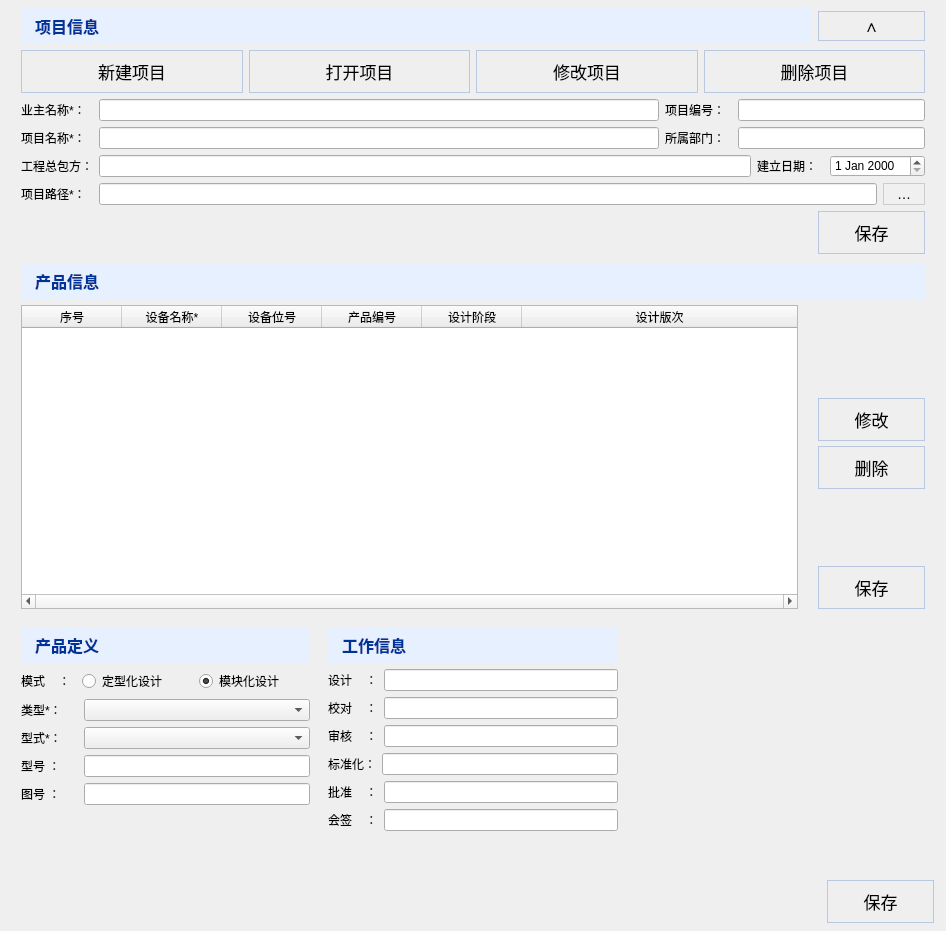
The window that modules/chanpinguanli/guanli_new.ui (coconutwatersysdmg/DongLanpec) describes before a commit, drawn with Qt 5.
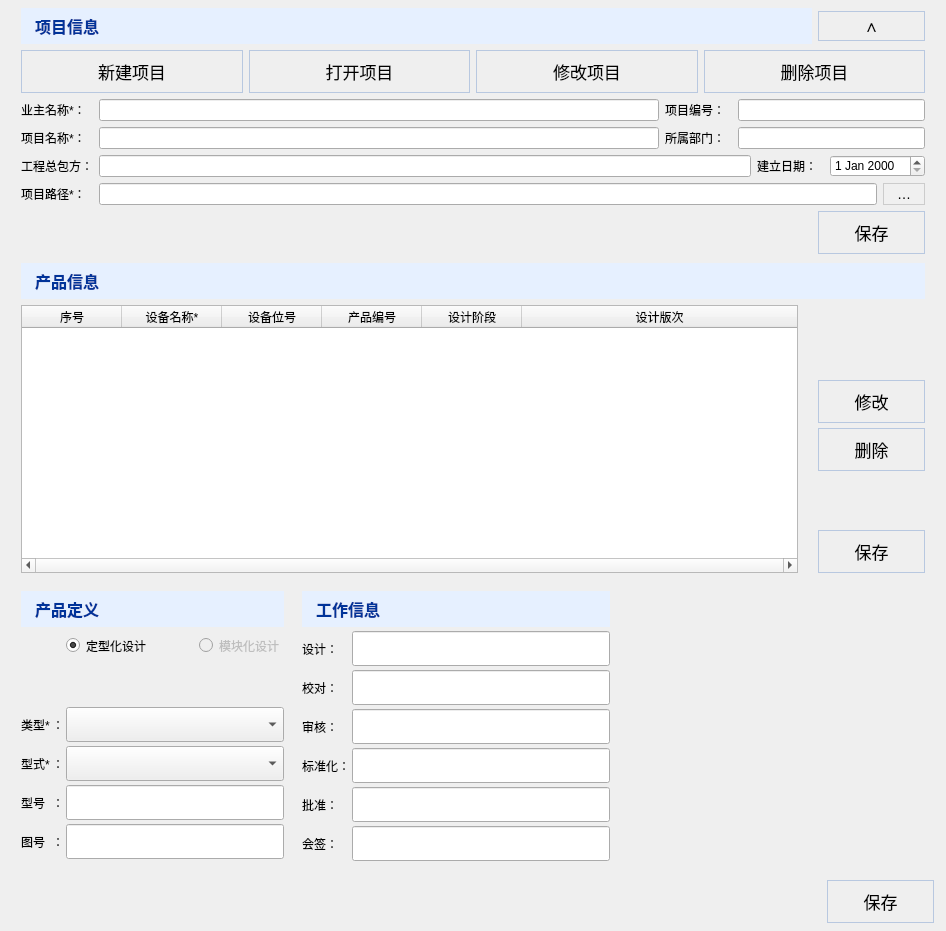
The same window after the commit. Icons and pictures are not drawn.

```diff
--- a/modules/chanpinguanli/guanli_new.ui
+++ b/modules/chanpinguanli/guanli_new.ui
@@ -117,9 +117,43 @@
 QScrollBar::add-page:vertical,
 QScrollBar::sub-page:vertical {
     background: none;
-}</string>
+}
+
+/* 产品定义 / 工作信息：统一行高与输入框内边距 */
+#product_definition_group QLineEdit,
+#product_definition_group QComboBox,
+#work_information_group QLineEdit {
+    min-height: 29px;
+    max-height: 29px;
+    padding: 2px 8px;
+}
+
+#product_definition_group QRadioButton {
+    min-height: 29px;
+    max-height: 29px;
+}
+
+/* 产品定义：名称列按最宽项自动定宽，冒号单独一列，大中小字号都能对齐 */
+#product_type_label, #product_form_label, #product_model_label, #drawing_prefix_label,
+#product_type_colon, #product_form_colon, #product_model_colon, #drawing_prefix_colon {
+    padding: 0px;
+}
+
+/* 工作信息名称列：4em≈「标准化：」，左对齐，随字号缩放 */
+#design_label, #proofread_label, #review_label, #standardization_label,
+#approval_label, #co_signature_label {
+    min-width: 4em;
+    max-width: 4em;
+}
+
+/* 工作信息姓名框：约 14 汉字宽 */
+#design_input, #proofread_input, #review_input,
+#standardization_input, #approval_input, #co_signature_input {
+    min-width: 240px;
+    max-width: 240px;
+}
+</string>
   </property>
-  <!-- 0522新修改：整页左边距，与各区块左对齐 -->
   <layout class="QVBoxLayout" name="verticalLayout_4" stretch="0,0,1,0">
    <property name="spacing">
     <number>0</number>
@@ -599,7 +633,7 @@
    <item>
     <layout class="QVBoxLayout" name="verticalLayout_3" stretch="0,0">
      <item>
-      <layout class="QHBoxLayout" name="horizontalLayout_6" stretch="2,2,2">
+      <layout class="QHBoxLayout" name="horizontalLayout_6" stretch="5,3,8">
        <item>
         <widget class="QGroupBox" name="product_definition_group">
          <property name="title">
@@ -609,6 +643,9 @@
           <bool>true</bool>
          </property>
          <layout class="QVBoxLayout" name="verticalLayout">
+          <property name="spacing">
+           <number>4</number>
+          </property>
           <item>
            <widget class="QLabel" name="label_3">
             <property name="minimumSize">
@@ -629,86 +666,222 @@
            </widget>
           </item>
           <item>
-           <layout class="QHBoxLayout" name="horizontalLayout_mode" stretch="2,4,4">
-            <item>
-             <widget class="QLabel" name="design_mode_label">
-              <property name="text">
-               <string>模式    ：</string>
+           <layout class="QGridLayout" name="product_definition_fields_grid">
+            <property name="leftMargin">
+             <number>0</number>
+            </property>
+            <property name="topMargin">
+             <number>0</number>
+            </property>
+            <property name="rightMargin">
+             <number>0</number>
+            </property>
+            <property name="bottomMargin">
+             <number>0</number>
+            </property>
+            <property name="horizontalSpacing">
+             <number>2</number>
+            </property>
+            <property name="verticalSpacing">
+             <number>4</number>
+            </property>
+            <item row="0" column="2">
+             <layout class="QHBoxLayout" name="horizontalLayout_mode" stretch="0,0,0,1">
+              <property name="spacing">
+               <number>0</number>
               </property>
-             </widget>
+              <item>
+               <widget class="QRadioButton" name="radio_standard_design">
+                <property name="text">
+                 <string>定型化设计</string>
+                </property>
+                <property name="checked">
+                 <bool>true</bool>
+                </property>
+               </widget>
+              </item>
+              <item>
+               <spacer name="horizontalSpacer_mode_gap">
+                <property name="orientation">
+                 <enum>Qt::Horizontal</enum>
+                </property>
+                <property name="sizeType">
+                 <enum>QSizePolicy::Fixed</enum>
+                </property>
+                <property name="sizeHint" stdset="0">
+                 <size>
+                  <width>48</width>
+                  <height>20</height>
+                 </size>
+                </property>
+               </spacer>
+              </item>
+              <item>
+               <widget class="QRadioButton" name="radio_modular_design">
+                <property name="enabled">
+                 <bool>false</bool>
+                </property>
+                <property name="text">
+                 <string>模块化设计</string>
+                </property>
+                <property name="checked">
+                 <bool>false</bool>
+                </property>
+               </widget>
+              </item>
+              <item>
+               <spacer name="horizontalSpacer_mode">
+                <property name="orientation">
+                 <enum>Qt::Horizontal</enum>
+                </property>
+                <property name="sizeHint" stdset="0">
+                 <size>
+                  <width>0</width>
+                  <height>20</height>
+                 </size>
+                </property>
+               </spacer>
+              </item>
+             </layout>
             </item>
-            <item>
-             <widget class="QRadioButton" name="radio_standard_design">
-              <property name="text">
-               <string>定型化设计</string>
+            <item row="1" column="0" colspan="3">
+             <widget class="QLabel" name="label_5">
+              <property name="minimumSize">
+               <size>
+                <width>0</width>
+                <height>39</height>
+               </size>
               </property>
-             </widget>
-            </item>
-            <item>
-             <widget class="QRadioButton" name="radio_modular_design">
+              <property name="maximumSize">
+               <size>
+                <width>16777215</width>
+                <height>34</height>
+               </size>
+              </property>
               <property name="text">
-               <string>模块化设计</string>
+               <string/>
               </property>
-              <property name="checked">
-               <bool>true</bool>
-              </property>
              </widget>
             </item>
-           </layout>
-          </item>
-          <item>
-           <layout class="QHBoxLayout" name="horizontalLayout" stretch="2,8">
-            <item>
+            <item row="2" column="0">
              <widget class="QLabel" name="product_type_label">
               <property name="text">
-               <string>类型*：</string>
+               <string>类型*</string>
               </property>
+              <property name="alignment">
+               <set>Qt::AlignLeading|Qt::AlignLeft|Qt::AlignVCenter</set>
+              </property>
              </widget>
             </item>
-            <item>
-             <widget class="QComboBox" name="product_type_combo"/>
+            <item row="2" column="1">
+             <widget class="QLabel" name="product_type_colon">
+              <property name="text">
+               <string>：</string>
+              </property>
+              <property name="alignment">
+               <set>Qt::AlignLeading|Qt::AlignLeft|Qt::AlignVCenter</set>
+              </property>
+             </widget>
             </item>
-           </layout>
-          </item>
-          <item>
-           <layout class="QHBoxLayout" name="horizontalLayout_5" stretch="2,8">
-            <item>
+            <item row="2" column="2">
+             <widget class="QComboBox" name="product_type_combo">
+              <property name="sizePolicy">
+               <sizepolicy hsizetype="Expanding" vsizetype="Fixed">
+                <horstretch>1</horstretch>
+                <verstretch>0</verstretch>
+               </sizepolicy>
+              </property>
+             </widget>
+            </item>
+            <item row="3" column="0">
              <widget class="QLabel" name="product_form_label">
               <property name="text">
-               <string>型式*：</string>
+               <string>型式*</string>
               </property>
+              <property name="alignment">
+               <set>Qt::AlignLeading|Qt::AlignLeft|Qt::AlignVCenter</set>
+              </property>
              </widget>
             </item>
-            <item>
-             <widget class="QComboBox" name="product_form_combo"/>
+            <item row="3" column="1">
+             <widget class="QLabel" name="product_form_colon">
+              <property name="text">
+               <string>：</string>
+              </property>
+              <property name="alignment">
+               <set>Qt::AlignLeading|Qt::AlignLeft|Qt::AlignVCenter</set>
+              </property>
+             </widget>
             </item>
-           </layout>
-          </item>
-          <item>
-           <layout class="QHBoxLayout" name="horizontalLayout_2" stretch="2,8">
-            <item>
+            <item row="3" column="2">
+             <widget class="QComboBox" name="product_form_combo">
+              <property name="sizePolicy">
+               <sizepolicy hsizetype="Expanding" vsizetype="Fixed">
+                <horstretch>1</horstretch>
+                <verstretch>0</verstretch>
+               </sizepolicy>
+              </property>
+             </widget>
+            </item>
+            <item row="4" column="0">
              <widget class="QLabel" name="product_model_label">
               <property name="text">
-               <string>型号 ：</string>
+               <string>型号</string>
               </property>
+              <property name="alignment">
+               <set>Qt::AlignLeading|Qt::AlignLeft|Qt::AlignVCenter</set>
+              </property>
              </widget>
             </item>
-            <item>
-             <widget class="QLineEdit" name="product_model_input"/>
+            <item row="4" column="1">
+             <widget class="QLabel" name="product_model_colon">
+              <property name="text">
+               <string>：</string>
+              </property>
+              <property name="alignment">
+               <set>Qt::AlignLeading|Qt::AlignLeft|Qt::AlignVCenter</set>
+              </property>
+             </widget>
             </item>
-           </layout>
-          </item>
-          <item>
-           <layout class="QHBoxLayout" name="horizontalLayout_4" stretch="2,8">
-            <item>
+            <item row="4" column="2">
+             <widget class="QLineEdit" name="product_model_input">
+              <property name="sizePolicy">
+               <sizepolicy hsizetype="Expanding" vsizetype="Fixed">
+                <horstretch>1</horstretch>
+                <verstretch>0</verstretch>
+               </sizepolicy>
+              </property>
+             </widget>
+            </item>
+            <item row="5" column="0">
              <widget class="QLabel" name="drawing_prefix_label">
               <property name="text">
-               <string>图号 ：</string>
+               <string>图号</string>
               </property>
+              <property name="alignment">
+               <set>Qt::AlignLeading|Qt::AlignLeft|Qt::AlignVCenter</set>
+              </property>
              </widget>
             </item>
-            <item>
-             <widget class="QLineEdit" name="drawing_prefix_input"/>
+            <item row="5" column="1">
+             <widget class="QLabel" name="drawing_prefix_colon">
+              <property name="text">
+               <string>：</string>
+              </property>
+              <property name="alignment">
+               <set>Qt::AlignLeading|Qt::AlignLeft|Qt::AlignVCenter</set>
+              </property>
+             </widget>
+            </item>
+            <item row="5" column="2">
+             <widget class="QLineEdit" name="drawing_prefix_input">
+              <property name="sizePolicy">
+               <sizepolicy hsizetype="Expanding" vsizetype="Fixed">
+                <horstretch>1</horstretch>
+                <verstretch>0</verstretch>
+               </sizepolicy>
+              </property>
+             </widget>
             </item>
            </layout>
           </item>
@@ -720,7 +893,7 @@
             <property name="sizeHint" stdset="0">
              <size>
               <width>20</width>
-              <height>10</height>
+              <height>5</height>
              </size>
             </property>
            </spacer>
@@ -730,6 +903,12 @@
        </item>
        <item>
         <widget class="QGroupBox" name="work_information_group">
+         <property name="maximumSize">
+          <size>
+           <width>440</width>
+           <height>16777215</height>
+          </size>
+         </property>
          <property name="title">
           <string/>
          </property>
@@ -737,6 +916,9 @@
           <bool>true</bool>
          </property>
          <layout class="QVBoxLayout" name="verticalLayout_2">
+          <property name="spacing">
+           <number>4</number>
+          </property>
           <item>
            <widget class="QLabel" name="label_4">
             <property name="minimumSize">
@@ -757,86 +939,272 @@
            </widget>
           </item>
           <item>
-           <layout class="QHBoxLayout" name="horizontalLayout_13">
+           <layout class="QHBoxLayout" name="horizontalLayout_13" stretch="0,1">
+            <property name="spacing">
+             <number>2</number>
+            </property>
             <item>
              <widget class="QLabel" name="design_label">
+              <property name="minimumSize">
+               <size>
+                <width>0</width>
+                <height>29</height>
+               </size>
+              </property>
+              <property name="maximumSize">
+               <size>
+                <width>16777215</width>
+                <height>29</height>
+               </size>
+              </property>
               <property name="text">
-               <string>设计    ：</string>
+               <string>设计：</string>
+              </property>
+              <property name="alignment">
+               <set>Qt::AlignLeading|Qt::AlignLeft|Qt::AlignVCenter</set>
               </property>
              </widget>
             </item>
             <item>
-             <widget class="QLineEdit" name="design_input"/>
+             <widget class="QLineEdit" name="design_input">
+              <property name="minimumSize">
+               <size>
+                <width>258</width>
+                <height>35</height>
+               </size>
+              </property>
+              <property name="maximumSize">
+               <size>
+                <width>258</width>
+                <height>35</height>
+               </size>
+              </property>
+             </widget>
             </item>
            </layout>
           </item>
           <item>
-           <layout class="QHBoxLayout" name="horizontalLayout_9">
+           <layout class="QHBoxLayout" name="horizontalLayout_9" stretch="0,1">
+            <property name="spacing">
+             <number>2</number>
+            </property>
             <item>
              <widget class="QLabel" name="proofread_label">
+              <property name="minimumSize">
+               <size>
+                <width>0</width>
+                <height>29</height>
+               </size>
+              </property>
+              <property name="maximumSize">
+               <size>
+                <width>16777215</width>
+                <height>29</height>
+               </size>
+              </property>
               <property name="text">
-               <string>校对    ：</string>
+               <string>校对：</string>
+              </property>
+              <property name="alignment">
+               <set>Qt::AlignLeading|Qt::AlignLeft|Qt::AlignVCenter</set>
               </property>
              </widget>
             </item>
             <item>
-             <widget class="QLineEdit" name="proofread_input"/>
+             <widget class="QLineEdit" name="proofread_input">
+              <property name="minimumSize">
+               <size>
+                <width>258</width>
+                <height>35</height>
+               </size>
+              </property>
+              <property name="maximumSize">
+               <size>
+                <width>258</width>
+                <height>35</height>
+               </size>
+              </property>
+             </widget>
             </item>
            </layout>
           </item>
           <item>
-           <layout class="QHBoxLayout" name="horizontalLayout_10">
+           <layout class="QHBoxLayout" name="horizontalLayout_10" stretch="0,1">
+            <property name="spacing">
+             <number>2</number>
+            </property>
             <item>
              <widget class="QLabel" name="review_label">
+              <property name="minimumSize">
+               <size>
+                <width>0</width>
+                <height>29</height>
+               </size>
+              </property>
+              <property name="maximumSize">
+               <size>
+                <width>16777215</width>
+                <height>29</height>
+               </size>
+              </property>
               <property name="text">
-               <string>审核    ：</string>
+               <string>审核：</string>
+              </property>
+              <property name="alignment">
+               <set>Qt::AlignLeading|Qt::AlignLeft|Qt::AlignVCenter</set>
               </property>
              </widget>
             </item>
             <item>
-             <widget class="QLineEdit" name="review_input"/>
+             <widget class="QLineEdit" name="review_input">
+              <property name="minimumSize">
+               <size>
+                <width>258</width>
+                <height>35</height>
+               </size>
+              </property>
+              <property name="maximumSize">
+               <size>
+                <width>258</width>
+                <height>35</height>
+               </size>
+              </property>
+             </widget>
             </item>
            </layout>
           </item>
           <item>
-           <layout class="QHBoxLayout" name="horizontalLayout_11">
+           <layout class="QHBoxLayout" name="horizontalLayout_11" stretch="0,1">
+            <property name="spacing">
+             <number>2</number>
+            </property>
             <item>
              <widget class="QLabel" name="standardization_label">
+              <property name="minimumSize">
+               <size>
+                <width>0</width>
+                <height>29</height>
+               </size>
+              </property>
+              <property name="maximumSize">
+               <size>
+                <width>16777215</width>
+                <height>29</height>
+               </size>
+              </property>
               <property name="text">
                <string>标准化：</string>
               </property>
+              <property name="alignment">
+               <set>Qt::AlignLeading|Qt::AlignLeft|Qt::AlignVCenter</set>
+              </property>
              </widget>
             </item>
             <item>
-             <widget class="QLineEdit" name="standardization_input"/>
+             <widget class="QLineEdit" name="standardization_input">
+              <property name="minimumSize">
+               <size>
+                <width>258</width>
+                <height>35</height>
+               </size>
+              </property>
+              <property name="maximumSize">
+               <size>
+                <width>258</width>
+                <height>35</height>
+               </size>
+              </property>
+             </widget>
             </item>
            </layout>
           </item>
           <item>
-           <layout class="QHBoxLayout" name="horizontalLayout_12">
+           <layout class="QHBoxLayout" name="horizontalLayout_12" stretch="0,1">
+            <property name="spacing">
+             <number>2</number>
+            </property>
             <item>
              <widget class="QLabel" name="approval_label">
+              <property name="minimumSize">
+               <size>
+                <width>0</width>
+                <height>29</height>
+               </size>
+              </property>
+              <property name="maximumSize">
+               <size>
+                <width>16777215</width>
+                <height>29</height>
+               </size>
+              </property>
               <property name="text">
-               <string>批准    ：</string>
+               <string>批准：</string>
+              </property>
+              <property name="alignment">
+               <set>Qt::AlignLeading|Qt::AlignLeft|Qt::AlignVCenter</set>
               </property>
              </widget>
             </item>
             <item>
-             <widget class="QLineEdit" name="approval_input"/>
+             <widget class="QLineEdit" name="approval_input">
+              <property name="minimumSize">
+               <size>
+                <width>258</width>
+                <height>35</height>
+               </size>
+              </property>
+              <property name="maximumSize">
+               <size>
+                <width>258</width>
+                <height>35</height>
+               </size>
+              </property>
+             </widget>
             </item>
            </layout>
           </item>
           <item>
-           <layout class="QHBoxLayout" name="horizontalLayout_14">
+           <layout class="QHBoxLayout" name="horizontalLayout_14" stretch="0,1">
+            <property name="spacing">
+             <number>2</number>
+            </property>
             <item>
              <widget class="QLabel" name="co_signature_label">
+              <property name="minimumSize">
+               <size>
+                <width>0</width>
+                <height>29</height>
+               </size>
+              </property>
+              <property name="maximumSize">
+               <size>
+                <width>16777215</width>
+                <height>29</height>
+               </size>
+              </property>
               <property name="text">
-               <string>会签    ：</string>
+               <string>会签：</string>
+              </property>
+              <property name="alignment">
+               <set>Qt::AlignLeading|Qt::AlignLeft|Qt::AlignVCenter</set>
               </property>
              </widget>
             </item>
             <item>
-             <widget class="QLineEdit" name="co_signature_input"/>
+             <widget class="QLineEdit" name="co_signature_input">
+              <property name="minimumSize">
+               <size>
+                <width>258</width>
+                <height>35</height>
+               </size>
+              </property>
+              <property name="maximumSize">
+               <size>
+                <width>258</width>
+                <height>35</height>
+               </size>
+              </property>
+             </widget>
             </item>
            </layout>
           </item>
@@ -848,7 +1216,7 @@
             <property name="sizeHint" stdset="0">
              <size>
               <width>20</width>
-              <height>40</height>
+              <height>10</height>
              </size>
             </property>
            </spacer>
```
Left out of the diff: 2 changed lines with no effect on the pictures.
